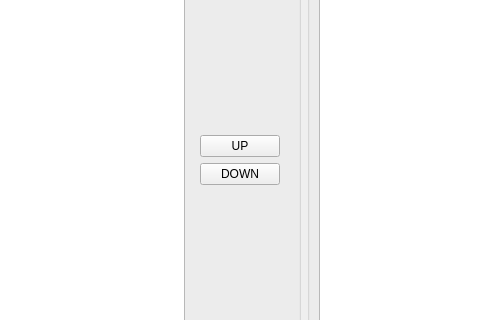
Above: ui/modbuddy.ui from OlavStornes/ModBuddy before the change; both pictures show x 783 to 1263 and y 281 to 601 of the 1463 by 809 pixel window. Below: the same form after it.
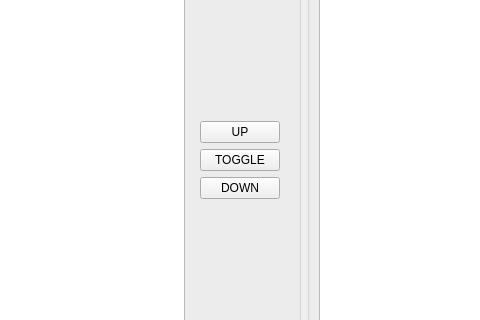
That is the form after the change.

Commit message: create workaround for a regression on checkboxes

Diff of the .ui file:
```diff
--- a/ui/modbuddy.ui
+++ b/ui/modbuddy.ui
@@ -222,6 +222,13 @@
                </property>
               </widget>
              </item>
+	     <item>
+              <widget class="QPushButton" name="toggle_mod">
+               <property name="text">
+                <string>TOGGLE</string>
+               </property>
+              </widget>
+             </item>
              <item>
               <widget class="QPushButton" name="move_down">
                <property name="text">
```
The commit also changes 2 other files.
